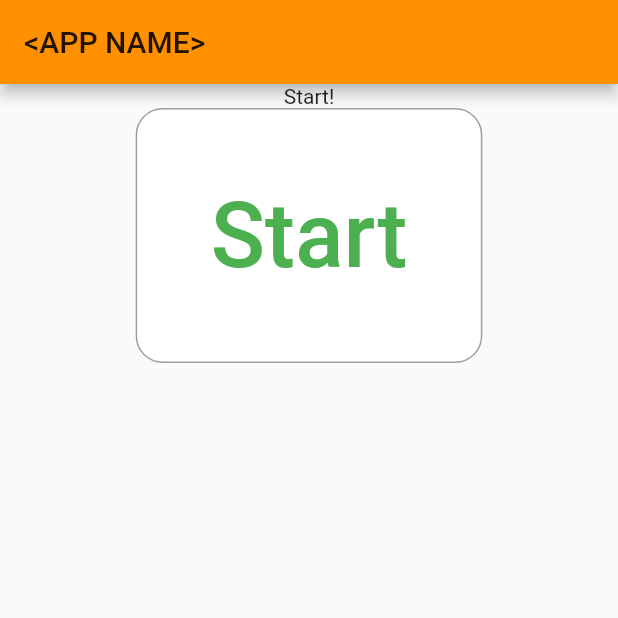
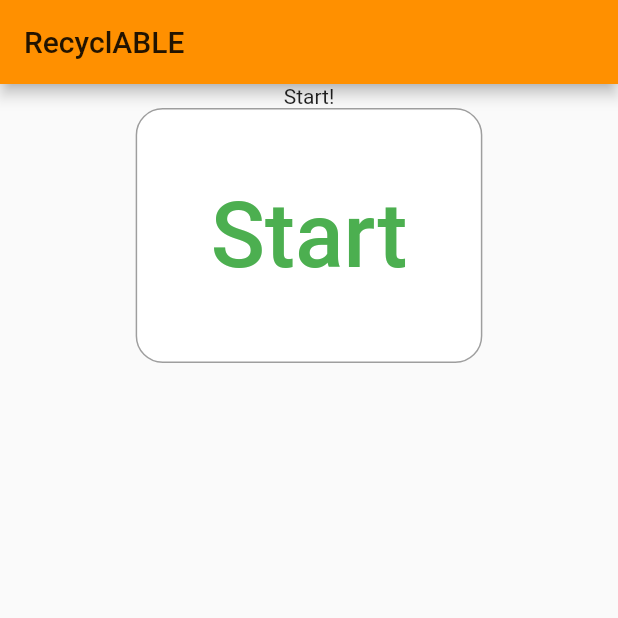
Before and after one commit to linaism/mchacks2020, a Flutter app: the screen it shows after launch, on a phone screen of 412 x 824 dp, the top half of it. Run offline on Flutter 3.47's test engine with Material 2 defaults, Android fonts, the light colour scheme and no system bars.

Commit message:
added title to the pages

```diff
--- a/lib/main.dart
+++ b/lib/main.dart
@@ -42,7 +42,7 @@ class HomeScreen extends StatelessWidget {
   Widget build (BuildContext ctxt) {
     return new Scaffold(
       appBar: new AppBar(
-        title: new Text("<APP NAME>")
+        title: new Text("RecyclABLE")
       ),
       body: Center(
           child: Column(
@@ -92,7 +92,7 @@ class SoiledScreen extends StatelessWidget {
   Widget build (BuildContext ctxt) {
     return new Scaffold(
       appBar: new AppBar(
-        title: new Text("<APP NAME>"),
+        title: new Text("RecyclABLE"),
       ),
       body: Center(
           child: Column(
@@ -173,7 +173,7 @@ class MaterialScreen extends StatelessWidget {
   Widget build (BuildContext ctxt) {
     return new Scaffold(
       appBar: new AppBar(
-        title: new Text("<APP NAME>"),
+        title: new Text("RecyclABLE"),
       ),
       body: Center(
           child: Column(
@@ -460,7 +460,7 @@ class PlasticScreen extends StatelessWidget {
   Widget build (BuildContext ctxt) {
     return new Scaffold(
       appBar: new AppBar(
-        title: new Text("<APP NAME>"),
+        title: new Text("RecyclABLE"),
       ),
       body: Center(
         child: Column(
@@ -554,7 +554,7 @@ class SoftPlasticScreen extends StatelessWidget {
   Widget build (BuildContext ctxt) {
     return new Scaffold(
       appBar: new AppBar(
-        title: new Text("<APP NAME>"),
+        title: new Text("RecyclABLE"),
       ),
       body: Center(
         child: Column(
@@ -648,7 +648,7 @@ class ClingScreen extends StatelessWidget {
   Widget build (BuildContext ctxt) {
     return new Scaffold(
       appBar: new AppBar(
-        title: new Text("<APP NAME>"),
+        title: new Text("RecyclABLE"),
       ),
       body: Center(
         child: Column(
@@ -744,7 +744,7 @@ class HardPlasticScreen extends StatelessWidget {
   Widget build (BuildContext ctxt) {
     return new Scaffold(
       appBar: new AppBar(
-        title: new Text("<APP NAME>"),
+        title: new Text("RecyclABLE"),
       ),
       body: Center(
         child: Column(
@@ -879,7 +879,7 @@ class HardPlasticPastScreen extends StatelessWidget {
   Widget build (BuildContext ctxt) {
     return new Scaffold(
       appBar: new AppBar(
-        title: new Text("<APP NAME>"),
+        title: new Text("RecyclABLE"),
       ),
       body: Center(
         child: Column(
@@ -978,7 +978,7 @@ class GlassScreen extends StatelessWidget {
   Widget build (BuildContext ctxt) {
     return new Scaffold(
       appBar: new AppBar(
-        title: new Text("<APP NAME>"),
+        title: new Text("RecyclABLE"),
       ),
       body: Center(
         child: Column(
@@ -1074,7 +1074,7 @@ class FlatGlassScreen extends StatelessWidget {
   Widget build (BuildContext ctxt) {
     return new Scaffold(
       appBar: new AppBar(
-        title: new Text("<APP NAME>"),
+        title: new Text("RecyclABLE"),
       ),
       body: Center(
         child: Column(
@@ -1170,7 +1170,7 @@ class LightBulbScreen extends StatelessWidget {
   Widget build (BuildContext ctxt) {
     return new Scaffold(
       appBar: new AppBar(
-        title: new Text("<APP NAME>"),
+        title: new Text("RecyclABLE"),
       ),
       body: Center(
         child: Column(
@@ -1266,7 +1266,7 @@ class UnrecyclableLightBulbScreen extends StatelessWidget {
   Widget build (BuildContext ctxt) {
     return new Scaffold(
       appBar: new AppBar(
-        title: new Text("<APP NAME>"),
+        title: new Text("RecyclABLE"),
       ),
       body: Column(
         children: <Widget>[
@@ -1311,7 +1311,7 @@ class PyrexScreen extends StatelessWidget {
   Widget build (BuildContext ctxt) {
     return new Scaffold(
       appBar: new AppBar(
-        title: new Text("<APP NAME>"),
+        title: new Text("RecyclABLE"),
       ),
       body: Center(
         child: Column(
@@ -1408,7 +1408,7 @@ class CardboardScreen extends StatelessWidget {
   Widget build (BuildContext ctxt) {
     return new Scaffold(
       appBar: new AppBar(
-        title: new Text("<APP NAME>"),
+        title: new Text("RecyclABLE"),
       ),
       body: Center(
         child: Column(
@@ -1504,7 +1504,7 @@ class FlatCardboardScreen extends StatelessWidget {
   Widget build (BuildContext ctxt) {
     return new Scaffold(
       appBar: new AppBar(
-        title: new Text("<APP NAME>"),
+        title: new Text("RecyclABLE"),
       ),
       body: Center(
         child: Column(
@@ -1600,7 +1600,7 @@ class FoldedCardboardScreen extends StatelessWidget {
   Widget build (BuildContext ctxt) {
     return new Scaffold(
       appBar: new AppBar(
-        title: new Text("<APP NAME>"),
+        title: new Text("RecyclABLE"),
       ),
       body: Center(
         child: Column(
@@ -1699,7 +1699,7 @@ class CardboardWithResidueScreen extends StatelessWidget {
   Widget build (BuildContext ctxt) {
     return new Scaffold(
       appBar: new AppBar(
-        title: new Text("<APP NAME>"),
+        title: new Text("RecyclABLE"),
       ),
       body: new Text("Remove the tape, stickers, or glue residue\n(or cut out relevant pieces of cardboard)\nand then the cardboard can be recycled!"),
     );
@@ -1713,7 +1713,7 @@ class PaperScreen extends StatelessWidget {
   Widget build (BuildContext ctxt) {
     return new Scaffold(
       appBar: new AppBar(
-        title: new Text("<APP NAME>"),
+        title: new Text("RecyclABLE"),
       ),
       body: Center(
         child: Column(
@@ -1809,7 +1809,7 @@ class PaperStickerScreen extends StatelessWidget {
   Widget build (BuildContext ctxt) {
     return new Scaffold(
       appBar: new AppBar(
-        title: new Text("<APP NAME>"),
+        title: new Text("RecyclABLE"),
       ),
       body: Center(
         child: Column(
@@ -1905,7 +1905,7 @@ class EnvelopeTypeScreen extends StatelessWidget {
   Widget build (BuildContext ctxt) {
     return new Scaffold(
       appBar: new AppBar(
-        title: new Text("<APP NAME>"),
+        title: new Text("RecyclABLE"),
       ),
       body: Center(
         child: Column(
@@ -2001,7 +2001,7 @@ class EnvelopeScreen extends StatelessWidget {
   Widget build (BuildContext ctxt) {
     return new Scaffold(
       appBar: new AppBar(
-        title: new Text("<APP NAME>"),
+        title: new Text("RecyclABLE"),
       ),
       body: Center(
         child: Column(
@@ -2097,7 +2097,7 @@ class FoilWrappingCoatingPaperScreen extends StatelessWidget {
   Widget build (BuildContext ctxt) {
     return new Scaffold(
       appBar: new AppBar(
-        title: new Text("<APP NAME>"),
+        title: new Text("RecyclABLE"),
       ),
       body: Center(
         child: Column(
@@ -2195,7 +2195,7 @@ class MetalScreen extends StatelessWidget {
   Widget build (BuildContext ctxt) {
     return new Scaffold(
       appBar: new AppBar(
-        title: new Text("<APP NAME>"),
+        title: new Text("RecyclABLE"),
       ),
       body: Center(
         child: Column(
@@ -2279,7 +2279,7 @@ class ElectronicBatteryScreen extends StatelessWidget {
   Widget build (BuildContext ctxt) {
     return new Scaffold(
       appBar: new AppBar(
-        title: new Text("<APP NAME>"),
+        title: new Text("RecyclABLE"),
       ),
       body: Column(
         children: <Widget> [
@@ -2334,7 +2334,7 @@ class NonElectronicScreen extends StatelessWidget {
   Widget build (BuildContext ctxt) {
     return new Scaffold(
       appBar: new AppBar(
-        title: new Text("<APP NAME>"),
+        title: new Text("RecyclABLE"),
       ),
       body: Center(
         child: Column(
@@ -2430,7 +2430,7 @@ class MoreMetalScreen extends StatelessWidget {
   Widget build (BuildContext ctxt) {
     return new Scaffold(
       appBar: new AppBar(
-        title: new Text("<APP NAME>"),
+        title: new Text("RecyclABLE"),
       ),
       body: Center(
         child: Column(
@@ -2525,7 +2525,7 @@ class PotsPansScreen extends StatelessWidget {
   Widget build (BuildContext ctxt) {
     return new Scaffold(
       appBar: new AppBar(
-        title: new Text("<APP NAME>"),
+        title: new Text("RecyclABLE"),
       ),
       body: Center(
         child: Column(
@@ -2623,7 +2623,7 @@ class MixedScreen extends StatelessWidget {
   Widget build (BuildContext ctxt) {
     return new Scaffold(
       appBar: new AppBar(
-        title: new Text("<APP NAME>"),
+        title: new Text("RecyclABLE"),
       ),
       body: Column(
         children: <Widget> [
@@ -2687,7 +2687,7 @@ class UnrecyclableScreen extends StatelessWidget {
   Widget build (BuildContext ctxt) {
     return new Scaffold(
       appBar: new AppBar(
-        title: new Text("<APP NAME>"),
+        title: new Text("RecyclABLE"),
       ),
       body: Column(
         children: <Widget>[
@@ -2730,7 +2730,7 @@ class UnrecyclableSoiledScreen extends StatelessWidget {
   Widget build (BuildContext ctxt) {
     return new Scaffold(
       appBar: new AppBar(
-        title: new Text("<APP NAME>"),
+        title: new Text("RecyclABLE"),
       ),
       body: Column(
         children: <Widget>[
@@ -2785,7 +2785,7 @@ class RecyclableScreen extends StatelessWidget {
   Widget build (BuildContext ctxt) {
     return new Scaffold(
       appBar: new AppBar(
-        title: new Text("<APP NAME>"),
+        title: new Text("RecyclABLE"),
       ),
       body: Column(
         children: <Widget>[
```
